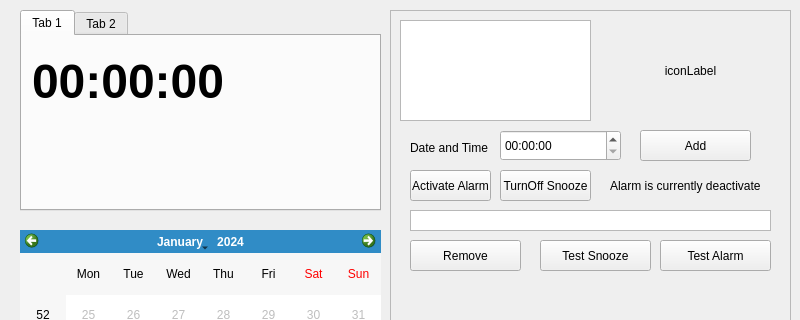
Qt form Software/mainwindow.ui (yosuasentosa/weather-calender-app) before a commit; both pictures show x 0 to 800 and y 0 to 320 of the 800 by 600 pixel window.
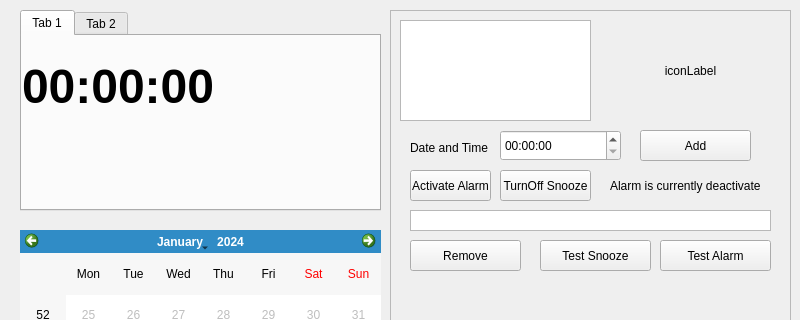
The same form after that commit.

The edit to the form file:
```diff
--- a/Software/mainwindow.ui
+++ b/Software/mainwindow.ui
@@ -10,6 +10,18 @@
     <height>600</height>
    </rect>
   </property>
+  <property name="minimumSize">
+   <size>
+    <width>800</width>
+    <height>600</height>
+   </size>
+  </property>
+  <property name="maximumSize">
+   <size>
+    <width>800</width>
+    <height>600</height>
+   </size>
+  </property>
   <property name="windowTitle">
    <string>MainWindow</string>
   </property>
@@ -23,6 +35,12 @@
       <height>201</height>
      </rect>
     </property>
+    <property name="sizePolicy">
+     <sizepolicy hsizetype="Preferred" vsizetype="Preferred">
+      <horstretch>0</horstretch>
+      <verstretch>0</verstretch>
+     </sizepolicy>
+    </property>
     <property name="currentIndex">
      <number>0</number>
     </property>
@@ -33,12 +51,18 @@
      <widget class="QLabel" name="label_2">
       <property name="geometry">
        <rect>
-        <x>10</x>
-        <y>0</y>
-        <width>281</width>
-        <height>91</height>
+        <x>0</x>
+        <y>10</y>
+        <width>341</width>
+        <height>81</height>
        </rect>
       </property>
+      <property name="sizePolicy">
+       <sizepolicy hsizetype="Expanding" vsizetype="Expanding">
+        <horstretch>0</horstretch>
+        <verstretch>0</verstretch>
+       </sizepolicy>
+      </property>
       <property name="font">
        <font>
         <pointsize>36</pointsize>
@@ -261,9 +285,9 @@
     <widget class="QLabel" name="iconLabel">
      <property name="geometry">
       <rect>
-       <x>230</x>
+       <x>210</x>
        <y>10</y>
-       <width>141</width>
+       <width>181</width>
        <height>101</height>
       </rect>
      </property>
```
Left out of the diff: 12 changed lines with no effect on the pictures.
